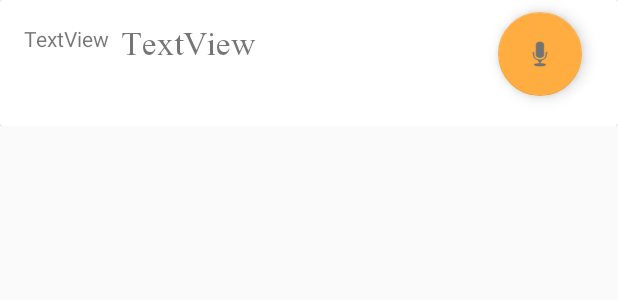
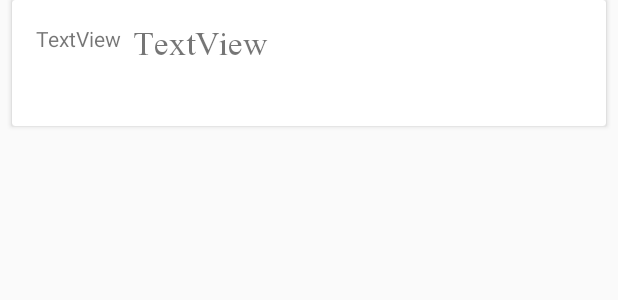
Before and after one commit to galangptrm/TahsinApp_Android_Kotlin, an Android app: the layout list_ayat_layout.xml on its own in the app's theme, with its tools: preview values and no code run, on a phone screen of 412 x 824 dp. Shown: the top 300 px of the screen. Run offline under Robolectric (Android 15) with nearby library versions, the phone set to English and light mode, and no system bars.

Commit message:
tambahan recognition animation + merapihkan layout + menghapus tombol floating action button di halaman pilih ayat + message yang lebih userfriendly

```diff
--- a/app/src/main/res/layout/list_ayat_layout.xml
+++ b/app/src/main/res/layout/list_ayat_layout.xml
@@ -1,31 +1,24 @@
 <?xml version="1.0" encoding="utf-8"?>
-<LinearLayout xmlns:android="http://schemas.android.com/apk/res/android"
+<android.support.constraint.ConstraintLayout xmlns:android="http://schemas.android.com/apk/res/android"
     xmlns:app="http://schemas.android.com/apk/res-auto"
     android:layout_width="match_parent"
     android:layout_height="wrap_content">
 
     <android.support.v7.widget.CardView
         android:layout_width="match_parent"
-        android:layout_height="match_parent">
+        android:layout_height="match_parent"
+        android:layout_marginBottom="8dp"
+        android:layout_marginEnd="8dp"
+        android:layout_marginLeft="8dp"
+        android:layout_marginRight="8dp"
+        android:layout_marginStart="8dp"
+        app:layout_constraintBottom_toBottomOf="parent"
+        app:layout_constraintEnd_toEndOf="parent"
+        app:layout_constraintStart_toStartOf="parent">
 
         <android.support.constraint.ConstraintLayout
             android:layout_width="match_parent"
             android:layout_height="wrap_content">
-
-            <android.support.design.widget.FloatingActionButton
-                android:id="@+id/floatActBtn_toBacaAyat"
-                android:layout_width="wrap_content"
-                android:layout_height="wrap_content"
-                android:layout_marginEnd="24dp"
-                android:layout_marginRight="24dp"
-                android:layout_marginTop="8dp"
-                android:clickable="true"
-                android:textColor="#ffffff"
-                app:backgroundTint="@color/colorAccent"
-                app:layout_constraintEnd_toEndOf="parent"
-                app:layout_constraintTop_toTopOf="parent"
-                app:rippleColor="@color/cardview_light_background"
-                app:srcCompat="@android:drawable/ic_btn_speak_now" />
 
             <TextView
                 android:id="@+id/txtView_teksAyat"
@@ -42,7 +35,7 @@
                 android:textSize="30sp"
                 app:fontFamily="@font/lateef"
                 app:layout_constraintBottom_toBottomOf="parent"
-                app:layout_constraintEnd_toStartOf="@+id/floatActBtn_toBacaAyat"
+                app:layout_constraintEnd_toEndOf="parent"
                 app:layout_constraintStart_toEndOf="@+id/txtView_nomorAyat"
                 app:layout_constraintTop_toTopOf="parent" />
 
@@ -58,4 +51,4 @@
                 app:layout_constraintTop_toTopOf="parent" />
         </android.support.constraint.ConstraintLayout>
     </android.support.v7.widget.CardView>
-</LinearLayout>
+</android.support.constraint.ConstraintLayout>
--- a/build.gradle
+++ b/build.gradle
@@ -9,7 +9,6 @@ buildscript {
     dependencies {
         classpath 'com.android.tools.build:gradle:3.1.4'
         classpath "org.jetbrains.kotlin:kotlin-gradle-plugin:$kotlin_version"
-
         // NOTE: Do not place your application dependencies here; they belong
         // in the individual module build.gradle files
     }
```
Also changed, not shown: app/src/main/java/com/example/galang/tahsin_beta_kotlin/Adapter/ListKesalahanAdapter.kt (+4 -3 lines), app/src/main/java/com/example/galang/tahsin_beta_kotlin/Adapter/PilihAyatAdapter.kt (+7 -11 lines), app/src/main/java/com/example/galang/tahsin_beta_kotlin/Adapter/PilihSuratAdapter.kt (+4 -4 lines), app/src/main/java/com/example/galang/tahsin_beta_kotlin/PilihAyatActivity.kt (+28 -33 lines), app/src/main/java/com/example/galang/tahsin_beta_kotlin/TestingActivity.kt (+64 -95 lines), app/src/main/res/layout/activity_testing.xml (+24 -24 lines), app/src/main/res/layout/list_kesalahan_layout.xml (+2 -5 lines), app/src/main/java/com/example/galang/tahsin_beta_kotlin/Model/Surat.kt (line endings or trailing spaces).
